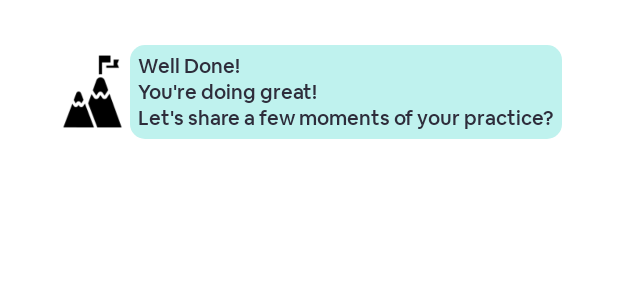
After one commit to ShashankMangal/Virya, an Android app: the layout fragment_goals.xml on its own in the app's theme, with its tools: preview values and no code run, on a phone screen of 412 x 824 dp. The commit adds this screen. Shown: the top 300 px of the screen. Run offline under Robolectric (Android 15) with nearby library versions, the phone set to English and light mode, and no system bars.

Commit message:
Fragments Started

```diff
--- /dev/null
+++ b/app/src/main/java/com/scammer101/Virya/Fragments/GoalsFragment.kt
@@ -0,0 +1,22 @@
+package com.scammer101.Virya.Fragments
+
+import android.os.Bundle
+import androidx.fragment.app.Fragment
+import android.view.LayoutInflater
+import android.view.View
+import android.view.ViewGroup
+import com.scammer101.Virya.R
+
+class GoalsFragment : Fragment() {
+
+    override fun onCreate(savedInstanceState: Bundle?) {
+        super.onCreate(savedInstanceState)
+    }
+
+    override fun onCreateView(inflater: LayoutInflater, container: ViewGroup?,
+                              savedInstanceState: Bundle?): View? {
+        // Inflate the layout for this fragment
+        return inflater.inflate(R.layout.fragment_goals, container, false)
+    }
+
+}
--- a/app/src/main/java/com/scammer101/Virya/Screens/MainScreen.kt
+++ b/app/src/main/java/com/scammer101/Virya/Screens/MainScreen.kt
@@ -7,6 +7,7 @@ import android.os.Bundle
 import android.view.View
 import android.widget.Toast
 import androidx.fragment.app.Fragment
+import com.scammer101.Virya.Fragments.GoalsFragment
 import com.scammer101.Virya.R
 import com.scammer101.Virya.databinding.ActivityMainScreenBinding
 
@@ -20,6 +21,7 @@ class MainScreen : AppCompatActivity() {
         setContentView(binding.root)
 
         init()
+        setListeners()
 
     }
 
@@ -31,6 +33,26 @@ class MainScreen : AppCompatActivity() {
         //firstReplacementFragment()
         binding.bottomNavigation.showBadge(R.id.home)
         binding.bottomNavigation.showBadge(R.id.goals, 10)
+    }
+
+    private fun setListeners()
+    {
+        binding.bottomNavigation.setOnItemSelectedListener {
+            when (it) {
+
+                R.id.home -> {
+                    Toast.makeText(this@MainScreen, "", Toast.LENGTH_SHORT).show()
+                }
+                R.id.goals -> {
+                    replaceFragment(GoalsFragment())
+
+                }
+                R.id.profile -> {
+                    Toast.makeText(this@MainScreen, "", Toast.LENGTH_SHORT).show()
+                    }
+            }
+
+    }
     }
 
     private fun replaceFragment(fragment : Fragment)
--- /dev/null
+++ b/app/src/main/res/drawable/light_blue_golas_text_background.xml
@@ -0,0 +1,9 @@
+<?xml version="1.0" encoding="utf-8"?>
+<shape xmlns:android="http://schemas.android.com/apk/res/android">
+
+    <corners
+        android:radius="10dp" />
+    <solid
+        android:color="@color/themeLightBlue" />
+
+</shape>
--- /dev/null
+++ b/app/src/main/res/layout/fragment_goals.xml
@@ -0,0 +1,43 @@
+<?xml version="1.0" encoding="utf-8"?>
+<androidx.constraintlayout.widget.ConstraintLayout xmlns:android="http://schemas.android.com/apk/res/android"
+    xmlns:tools="http://schemas.android.com/tools"
+    android:layout_width="match_parent"
+    android:layout_height="match_parent"
+    xmlns:app="http://schemas.android.com/apk/res-auto"
+    tools:context=".Fragments.GoalsFragment">
+
+
+    <LinearLayout
+        android:layout_width="match_parent"
+        android:layout_height="wrap_content"
+        android:orientation="horizontal"
+        app:layout_constraintStart_toStartOf="parent"
+        app:layout_constraintEnd_toEndOf="parent"
+        app:layout_constraintTop_toTopOf="parent"
+        android:layout_marginTop="30dp"
+        android:layout_marginStart="20dp"
+        android:layout_marginEnd="20dp"
+        android:gravity="center"
+
+        >
+
+        <ImageView
+            android:layout_width="50dp"
+            android:layout_height="50dp"
+            android:src="@drawable/achievement_asset"
+            />
+
+        <TextView
+            android:layout_width="wrap_content"
+            android:layout_height="wrap_content"
+            android:background="@drawable/light_blue_golas_text_background"
+            android:text="@string/goals_text"
+            android:fontFamily="@font/airbnb_cereal_medium"
+            android:textSize="13dp"
+            android:textColor="@color/previewColor"
+            android:padding="5dp"
+            />
+
+    </LinearLayout>
+
+</androidx.constraintlayout.widget.ConstraintLayout>
--- a/app/src/main/res/values/strings.xml
+++ b/app/src/main/res/values/strings.xml
@@ -1,3 +1,5 @@
 <resources>
     <string name="app_name">Virya</string>
+    <string name="goals_text">Well Done!\nYou\'re doing great!\nLet\'s share a few moments of your practice?</string>
+    <string name="hello_blank_fragment">Hello blank fragment</string>
 </resources>
```
Also changed, not shown: app/src/main/res/drawable/achievement_asset.png (added).
